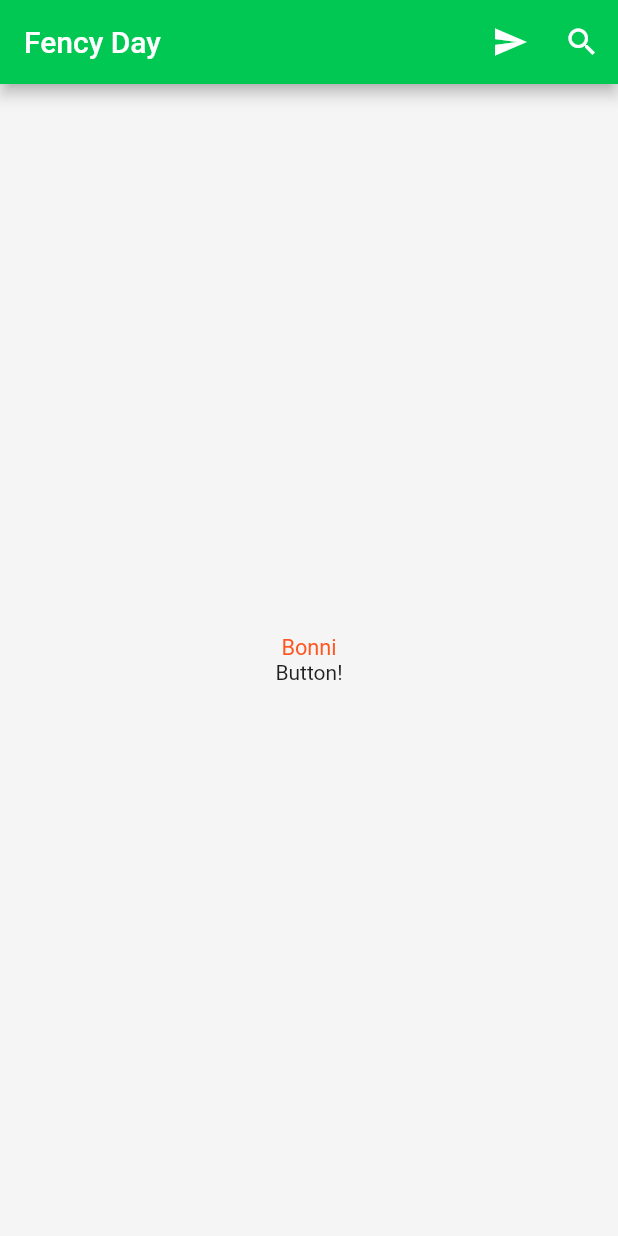
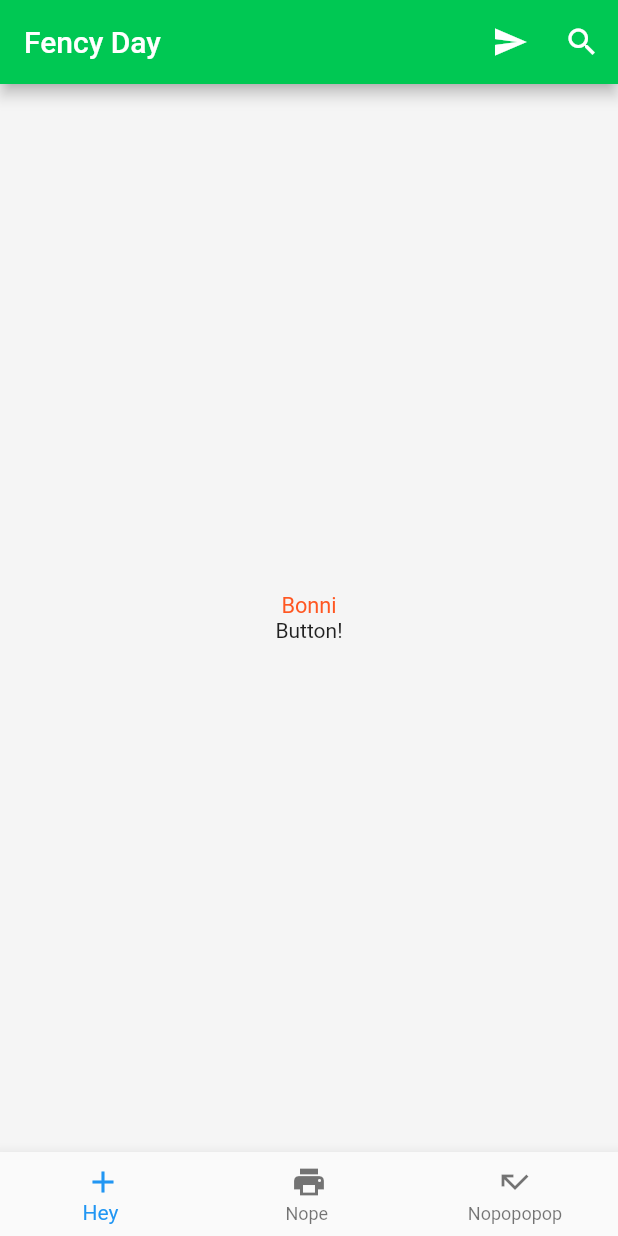
Before and after one commit to JCFlores93/dart-tutorial-udemy, a Flutter app: the screen it shows after launch, on a phone screen of 412 x 824 dp. Run offline on Flutter 3.47's test engine with Material 2 defaults, Android fonts, the phone set to English and light mode, and no system bars.

```diff
--- a/proyect3/flutter_app/lib/ui/home.dart
+++ b/proyect3/flutter_app/lib/ui/home.dart
@@ -44,6 +44,23 @@ class Home extends StatelessWidget {
             ],
           ),
         ),
+      bottomNavigationBar: new BottomNavigationBar(
+        currentIndex: 0,
+          items: [
+             BottomNavigationBarItem(
+                icon: new Icon(Icons.add),
+                title: new Text("Hey ")
+            ),
+             BottomNavigationBarItem(
+                icon: new Icon(Icons.print),
+                title: new Text("Nope ")
+            ),
+             BottomNavigationBarItem(
+                icon: new Icon(Icons.call_missed),
+                title: new Text("Nopopopop")
+            )
+          ],
+      ),
     );
   }
 }
```
